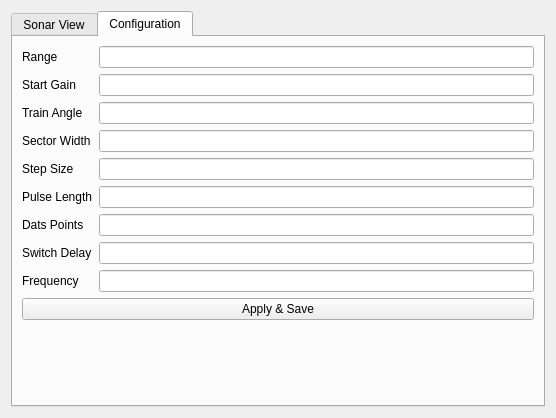
Qt form Module_ScanningSonar/form.ui (iti-luebeck/HANSE2011) before a commit.
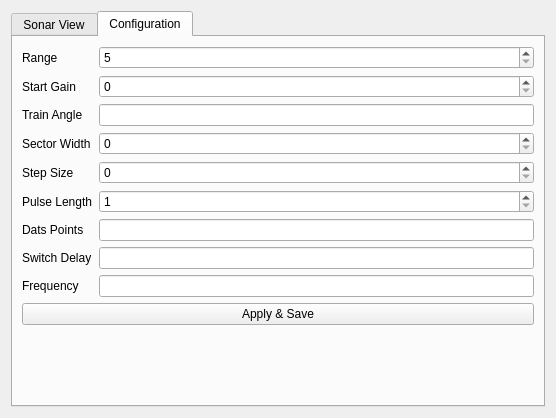
The same form after that commit.

Commit message: sonar form updates

What changed in the file:
```diff
--- a/Module_ScanningSonar/form.ui
+++ b/Module_ScanningSonar/form.ui
@@ -44,9 +44,6 @@
          </property>
         </widget>
        </item>
-       <item row="0" column="1">
-        <widget class="QLineEdit" name="lineEdit"/>
-       </item>
        <item row="2" column="0">
         <widget class="QLabel" name="label_2">
          <property name="text">
@@ -54,9 +51,6 @@
          </property>
         </widget>
        </item>
-       <item row="2" column="1">
-        <widget class="QLineEdit" name="lineEdit_2"/>
-       </item>
        <item row="3" column="0">
         <widget class="QLabel" name="label_3">
          <property name="text">
@@ -74,9 +68,6 @@
          </property>
         </widget>
        </item>
-       <item row="5" column="1">
-        <widget class="QLineEdit" name="lineEdit_4"/>
-       </item>
        <item row="6" column="0">
         <widget class="QLabel" name="label_5">
          <property name="text">
@@ -84,9 +75,6 @@
          </property>
         </widget>
        </item>
-       <item row="6" column="1">
-        <widget class="QLineEdit" name="lineEdit_6"/>
-       </item>
        <item row="8" column="0">
         <widget class="QLabel" name="label_6">
          <property name="text">
@@ -94,9 +82,6 @@
          </property>
         </widget>
        </item>
-       <item row="8" column="1">
-        <widget class="QLineEdit" name="lineEdit_5"/>
-       </item>
        <item row="9" column="0">
         <widget class="QLabel" name="label_7">
          <property name="text">
@@ -134,6 +119,56 @@
          </property>
         </widget>
        </item>
+       <item row="0" column="1">
+        <widget class="QSpinBox" name="range">
+         <property name="minimum">
+          <number>5</number>
+         </property>
+         <property name="maximum">
+          <number>50</number>
+         </property>
+         <property name="singleStep">
+          <number>5</number>
+         </property>
+        </widget>
+       </item>
+       <item row="2" column="1">
+        <widget class="QSpinBox" name="gain">
+         <property name="maximum">
+          <number>40</number>
+         </property>
+        </widget>
+       </item>
+       <item row="5" column="1">
+        <widget class="QSpinBox" name="sectorWidth">
+         <property name="maximum">
+          <number>360</number>
+         </property>
+         <property name="singleStep">
+          <number>3</number>
+         </property>
+        </widget>
+       </item>
+       <item row="6" column="1">
+        <widget class="QSpinBox" name="stepSize">
+         <property name="maximum">
+          <number>6</number>
+         </property>
+         <property name="singleStep">
+          <number>3</number>
+         </property>
+        </widget>
+       </item>
+       <item row="8" column="1">
+        <widget class="QSpinBox" name="pulseLength">
+         <property name="minimum">
+          <number>1</number>
+         </property>
+         <property name="maximum">
+          <number>252</number>
+         </property>
+        </widget>
+       </item>
       </layout>
      </widget>
     </widget>
```
Left out of the diff: 10 changed lines with no effect on the pictures. The commit also changes 2 other files.
